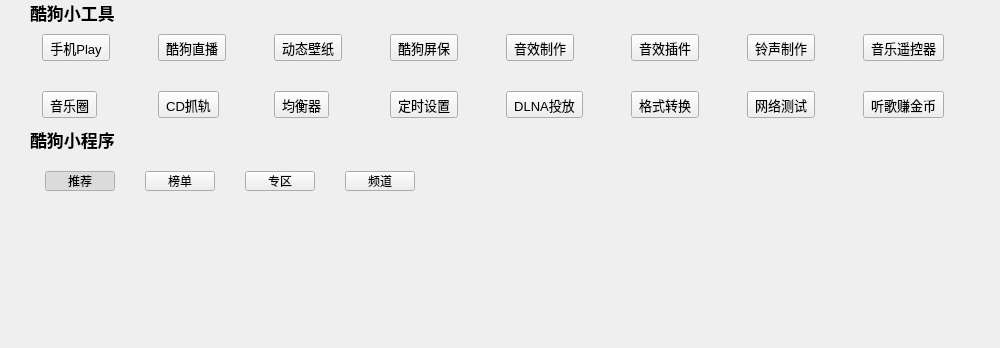
Above: KuGouStart/Search/Search.ui from a-mo-xi-wei/Qt-KuGouAppClient before the change. Below: the same form after it.
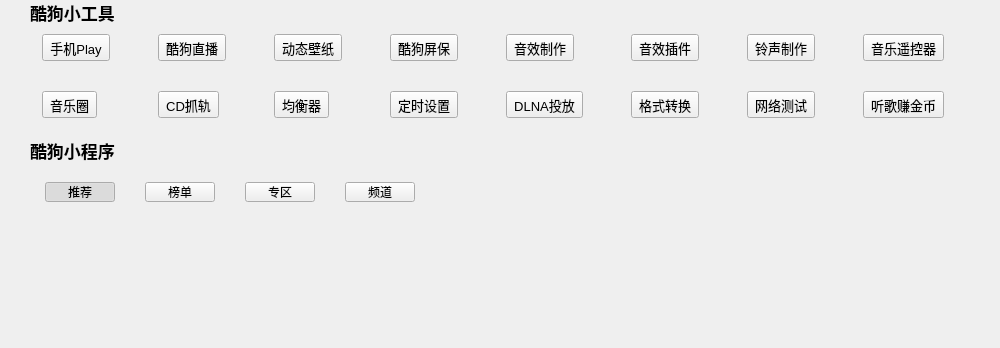
That is the form after the change. Custom widgets are drawn as their Qt base class.

```diff
--- a/KuGouStart/Search/Search.ui
+++ b/KuGouStart/Search/Search.ui
@@ -119,6 +119,9 @@
           <property name="leftMargin">
            <number>0</number>
           </property>
+          <property name="bottomMargin">
+           <number>20</number>
+          </property>
           <property name="verticalSpacing">
            <number>30</number>
           </property>
```
